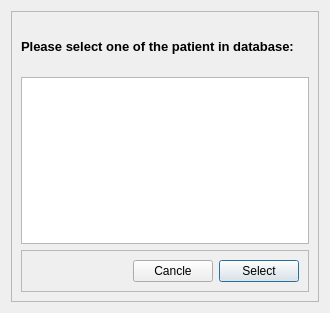
Before: the Qt Designer form package/patients/gui_select_patient.ui in ljengic/BLE_desktop_application, drawn with Qt 5.
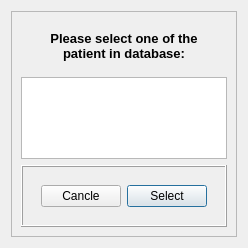
After: the same form once the commit is applied.

Patch:
```diff
--- a/package/patients/gui_select_patient.ui
+++ b/package/patients/gui_select_patient.ui
@@ -6,15 +6,21 @@
    <rect>
     <x>0</x>
     <y>0</y>
-    <width>330</width>
-    <height>313</height>
+    <width>240</width>
+    <height>248</height>
    </rect>
   </property>
+  <property name="minimumSize">
+   <size>
+    <width>0</width>
+    <height>0</height>
+   </size>
+  </property>
   <property name="windowTitle">
    <string>Form</string>
   </property>
-  <layout class="QVBoxLayout" name="verticalLayout_2">
-   <item>
+  <layout class="QGridLayout" name="gridLayout">
+   <item row="0" column="0">
     <widget class="QFrame" name="frame">
      <property name="frameShape">
       <enum>QFrame::StyledPanel</enum>
@@ -45,7 +51,11 @@
          </font>
         </property>
         <property name="text">
-         <string>Please select one of the patient in database:</string>
+         <string>Please select one of the
+patient in database:</string>
+        </property>
+        <property name="alignment">
+         <set>Qt::AlignCenter</set>
         </property>
        </widget>
       </item>
@@ -55,12 +65,12 @@
       <item>
        <widget class="QFrame" name="frame_2">
         <property name="frameShape">
-         <enum>QFrame::StyledPanel</enum>
+         <enum>QFrame::Box</enum>
         </property>
         <property name="frameShadow">
          <enum>QFrame::Raised</enum>
         </property>
-        <layout class="QHBoxLayout" name="horizontalLayout">
+        <layout class="QHBoxLayout" name="horizontalLayout_2">
          <item>
           <spacer name="horizontalSpacer">
            <property name="orientation">
@@ -75,6 +85,9 @@
           </spacer>
          </item>
          <item>
+          <widget class="QWidget" name="widget" native="true">
+           <layout class="QHBoxLayout" name="horizontalLayout">
+            <item>
           <widget class="QPushButton" name="btn_cancle">
            <property name="text">
             <string>Cancle</string>
@@ -89,6 +102,9 @@
            <property name="default">
             <bool>true</bool>
            </property>
+             </widget>
+            </item>
+           </layout>
           </widget>
          </item>
         </layout>
```
Lines whose indentation alone changed are shown as unchanged.
